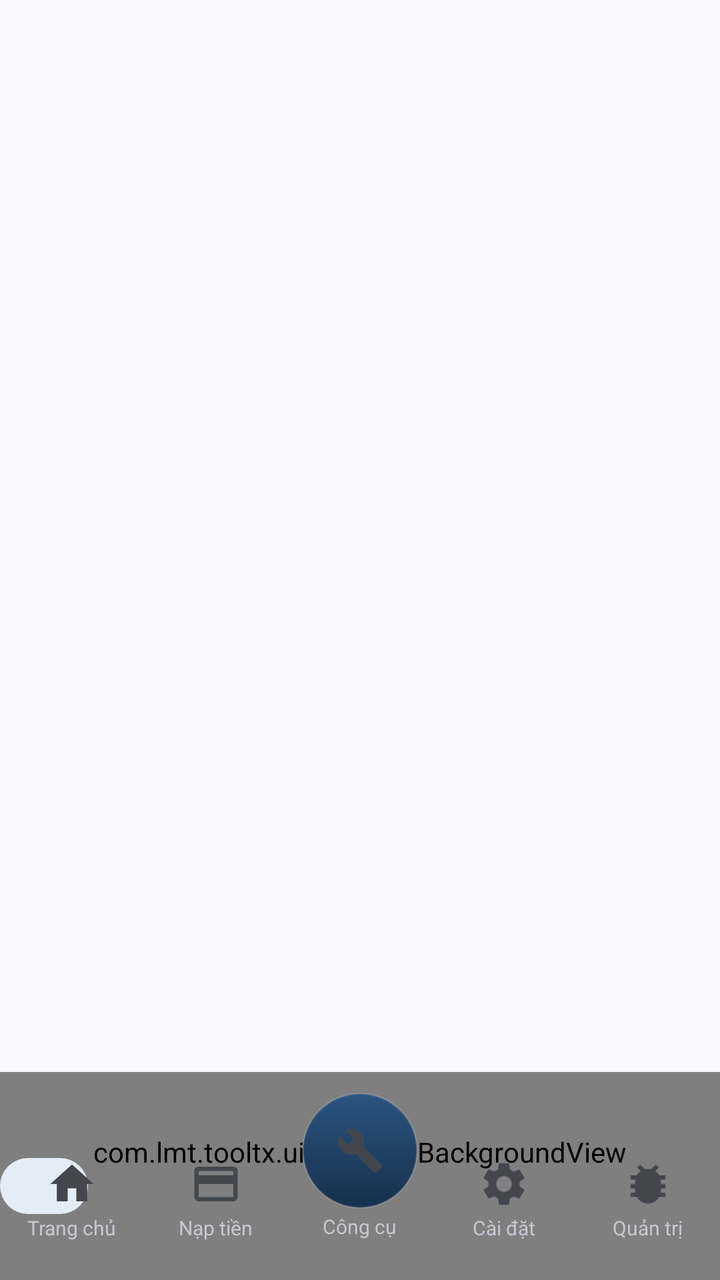
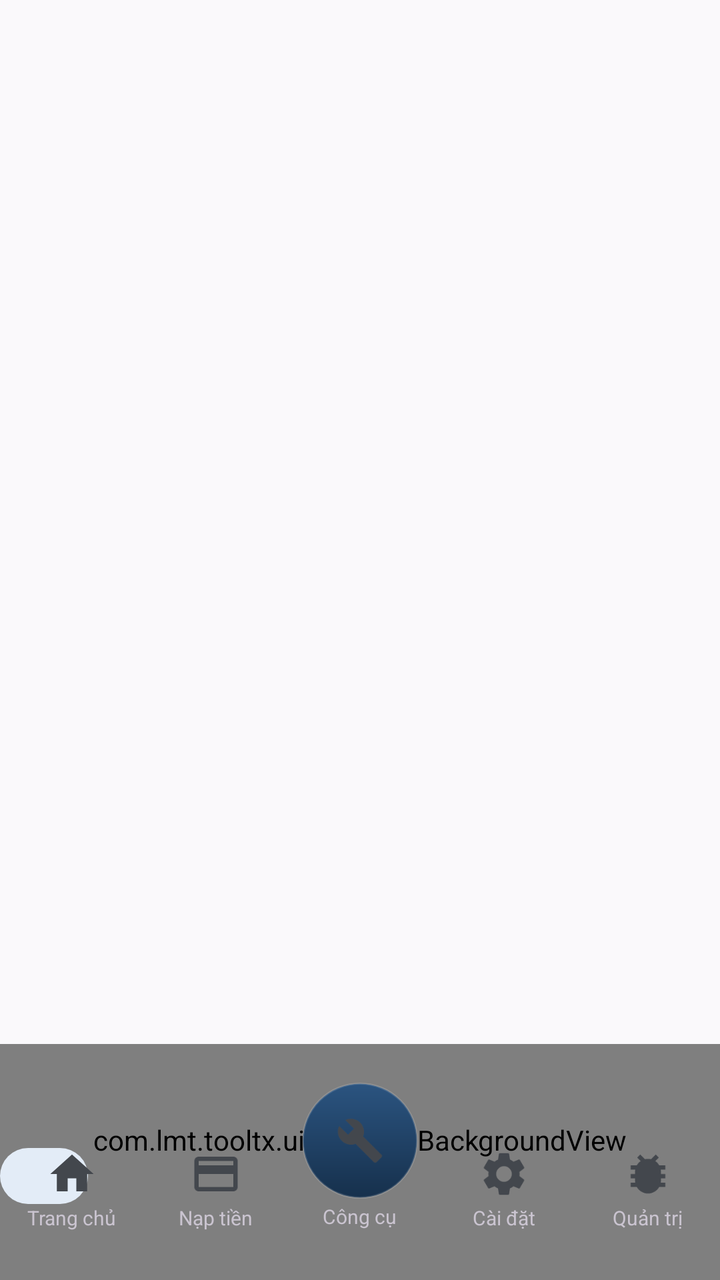

Before-and-after screenshots of an Android layout around one commit, followed by the original layout XML and the change that was made.
<!-- AndroidManifest.xml: application theme Theme.ToolTX -->
<!-- res/layout/activity_main.xml -->
<?xml version="1.0" encoding="utf-8"?>
<androidx.coordinatorlayout.widget.CoordinatorLayout
    xmlns:android="http://schemas.android.com/apk/res/android"
    xmlns:app="http://schemas.android.com/apk/res-auto"
    android:id="@+id/main_root"
    android:layout_width="match_parent"
    android:layout_height="match_parent"
    android:background="@color/surface"
    android:fitsSystemWindows="false">

    <FrameLayout
        android:id="@+id/fragment_container"
        android:layout_width="match_parent"
        android:layout_height="match_parent"
        android:clipToPadding="false" />

    <FrameLayout
        android:id="@+id/nav_wrap"
        android:layout_width="match_parent"
        android:layout_height="@dimen/nav_total_height"
        android:layout_gravity="bottom"
        android:clipChildren="false"
        android:fitsSystemWindows="false">

        <com.lmt.tooltx.ui.NavArchBackgroundView
            android:id="@+id/nav_bg"
            android:layout_width="match_parent"
            android:layout_height="@dimen/nav_bg_height"
            android:layout_gravity="bottom" />

        <View
            android:id="@+id/nav_pill"
            android:layout_width="44dp"
            android:layout_height="28dp"
            android:layout_gravity="bottom"
            android:layout_marginBottom="33dp"
            android:background="@drawable/bg_pill" />

        <LinearLayout
            android:id="@+id/nav_items"
            android:layout_width="match_parent"
            android:layout_height="@dimen/nav_height"
            android:layout_gravity="bottom"
            android:baselineAligned="false"
            android:clipChildren="false"
            android:orientation="horizontal">

            <LinearLayout
                android:id="@+id/nav_item_home"
                android:layout_width="0dp"
                android:layout_height="match_parent"
                android:layout_weight="1"
                android:background="?attr/selectableItemBackground"
                android:clickable="true"
                android:focusable="true"
                android:gravity="center"
                android:orientation="vertical">

                <ImageView
                    android:id="@+id/nav_icon_home"
                    android:layout_width="26dp"
                    android:layout_height="26dp"
                    android:importantForAutofill="no"
                    android:src="@drawable/ic_home" />

                <TextView
                    android:id="@+id/nav_label_home"
                    android:layout_width="wrap_content"
                    android:layout_height="wrap_content"
                    android:layout_marginTop="2dp"
                    android:maxLines="1"
                    android:text="@string/nav_home"
                    android:textSize="10sp" />

            </LinearLayout>

            <LinearLayout
                android:id="@+id/nav_item_topup"
                android:layout_width="0dp"
                android:layout_height="match_parent"
                android:layout_weight="1"
                android:background="?attr/selectableItemBackground"
                android:clickable="true"
                android:focusable="true"
                android:gravity="center"
                android:orientation="vertical">

                <ImageView
                    android:id="@+id/nav_icon_topup"
                    android:layout_width="26dp"
                    android:layout_height="26dp"
                    android:importantForAutofill="no"
                    android:src="@drawable/ic_topup" />

                <TextView
                    android:id="@+id/nav_label_topup"
                    android:layout_width="wrap_content"
                    android:layout_height="wrap_content"
                    android:layout_marginTop="2dp"
                    android:maxLines="1"
                    android:text="@string/nav_topup"
                    android:textSize="10sp" />

            </LinearLayout>

            <LinearLayout
                android:id="@+id/nav_item_tool"
                android:layout_width="0dp"
                android:layout_height="match_parent"
                android:layout_weight="1"
                android:clipChildren="false"
                android:gravity="center"
                android:orientation="vertical">

                <FrameLayout
                    android:id="@+id/nav_tool_circle"
                    android:layout_width="58dp"
                    android:layout_height="58dp"
                    android:layout_marginTop="-34dp"
                    android:background="@drawable/bg_tool_circle"
                    android:clickable="true"
                    android:contentDescription="@string/nav_tool"
                    android:elevation="8dp"
                    android:focusable="true"
                    android:foreground="?attr/selectableItemBackgroundBorderless">

                    <ImageView
                        android:id="@+id/nav_icon_tool"
                        android:layout_width="24dp"
                        android:layout_height="24dp"
                        android:layout_gravity="center"
                        android:clickable="false"
                        android:importantForAutofill="no"
                        android:src="@drawable/ic_tool" />
                </FrameLayout>

                <TextView
                    android:id="@+id/nav_label_tool"
                    android:layout_width="wrap_content"
                    android:layout_height="wrap_content"
                    android:layout_marginTop="2dp"
                    android:maxLines="1"
                    android:text="@string/nav_tool"
                    android:textSize="10sp" />

            </LinearLayout>

            <LinearLayout
                android:id="@+id/nav_item_settings"
                android:layout_width="0dp"
                android:layout_height="match_parent"
                android:layout_weight="1"
                android:background="?attr/selectableItemBackground"
                android:clickable="true"
                android:focusable="true"
                android:gravity="center"
                android:orientation="vertical">

                <ImageView
                    android:id="@+id/nav_icon_settings"
                    android:layout_width="26dp"
                    android:layout_height="26dp"
                    android:importantForAutofill="no"
                    android:src="@drawable/ic_settings" />

                <TextView
                    android:id="@+id/nav_label_settings"
                    android:layout_width="wrap_content"
                    android:layout_height="wrap_content"
                    android:layout_marginTop="2dp"
                    android:maxLines="1"
                    android:text="@string/nav_settings"
                    android:textSize="10sp" />

            </LinearLayout>

            <LinearLayout
                android:id="@+id/nav_item_admin"
                android:layout_width="0dp"
                android:layout_height="match_parent"
                android:layout_weight="1"
                android:background="?attr/selectableItemBackground"
                android:clickable="true"
                android:focusable="true"
                android:gravity="center"
                android:orientation="vertical">

                <ImageView
                    android:id="@+id/nav_icon_admin"
                    android:layout_width="26dp"
                    android:layout_height="26dp"
                    android:importantForAutofill="no"
                    android:src="@drawable/ic_bug" />

                <TextView
                    android:id="@+id/nav_label_admin"
                    android:layout_width="wrap_content"
                    android:layout_height="wrap_content"
                    android:layout_marginTop="2dp"
                    android:maxLines="1"
                    android:text="@string/nav_admin"
                    android:textSize="10sp" />

            </LinearLayout>

        </LinearLayout>

    </FrameLayout>

</androidx.coordinatorlayout.widget.CoordinatorLayout>
<!-- resources referenced by this layout -->
<resources>
  <color name="surface">#FFFAF9FB</color>
  <dimen name="nav_bg_height">128dp</dimen>
  <dimen name="nav_height">80dp</dimen>
  <dimen name="nav_total_height">104dp</dimen>
  <!-- drawable bg_pill (drawable) -->
  <?xml version="1.0" encoding="utf-8"?>
  <shape xmlns:android="http://schemas.android.com/apk/res/android"
      android:shape="rectangle">
      <solid android:color="@color/pillBackground" />
      <corners android:radius="18dp" />
  </shape>
  <!-- drawable bg_tool_circle (drawable) -->
  <?xml version="1.0" encoding="utf-8"?>
  <shape xmlns:android="http://schemas.android.com/apk/res/android"
      android:shape="oval">
      <gradient
          android:angle="270"
          android:endColor="#FF16304C"
          android:startColor="#FF2B5480" />
      <stroke
          android:width="1dp"
          android:color="#26FFFFFF" />
  </shape>
  <!-- drawable ic_home (drawable) -->
  <vector xmlns:android="http://schemas.android.com/apk/res/android"
      android:width="24dp"
      android:height="24dp"
      android:viewportWidth="24"
      android:viewportHeight="24"
      android:tint="?attr/colorOnSurfaceVariant">
      <path
          android:fillColor="@android:color/white"
          android:pathData="M10,20v-6h4v6h5v-8h3L12,3 2,12h3v8z" />
  </vector>
  <!-- drawable ic_tool (drawable) -->
  <vector xmlns:android="http://schemas.android.com/apk/res/android"
      android:width="24dp"
      android:height="24dp"
      android:viewportWidth="24"
      android:viewportHeight="24"
      android:tint="?attr/colorOnSurfaceVariant">
      <path
          android:fillColor="@android:color/white"
          android:pathData="M22.7,19l-9.1,-9.1c0.9,-2.3 0.4,-5 -1.5,-6.9 -2,-2 -5,-2.4 -7.4,-1.3L9,6 6,9 1.6,4.7C0.4,7.1 0.9,10.1 2.9,12.1c1.9,1.9 4.6,2.4 6.9,1.5l9.1,9.1c0.4,0.4 1,0.4 1.4,0l2.3,-2.3c0.5,-0.4 0.5,-1.1 0.1,-1.4z" />
  </vector>
  <!-- drawable ic_topup (drawable) -->
  <vector xmlns:android="http://schemas.android.com/apk/res/android"
      android:width="24dp"
      android:height="24dp"
      android:viewportWidth="24"
      android:viewportHeight="24"
      android:tint="?attr/colorOnSurfaceVariant">
      <path
          android:fillColor="@android:color/white"
          android:pathData="M20,4H4C2.89,4 2.01,4.89 2.01,6L2,18c0,1.11 0.89,2 2,2h16c1.11,0 2,-0.89 2,-2V6c0,-1.11 -0.89,-2 -2,-2zM20,18H4v-6h16v6zM20,8H4V6h16v2z" />
  </vector>
  <string name="nav_admin">Quản trị</string>
  <string name="nav_home">Trang chủ</string>
  <string name="nav_settings">Cài đặt</string>
  <string name="nav_tool">Công cụ</string>
  <string name="nav_topup">Nạp tiền</string>
  <color name="pillBackground">#FFE3ECF7</color>
  <color name="onSurfaceVariant">#FF43474D</color>
  <color name="primary">#FF3E7FC0</color>
  <color name="onPrimary">#FFFFFFFF</color>
  <color name="primaryContainer">#FFD3E4FF</color>
  <color name="onPrimaryContainer">#FF0B2C4F</color>
  <color name="secondary">#FF54657A</color>
  <color name="secondaryContainer">#FFD7E3F8</color>
  <color name="onSecondaryContainer">#FF27364A</color>
  <color name="tertiary">#FF785A74</color>
  <color name="tertiaryContainer">#FFFFD9F7</color>
  <color name="onTertiaryContainer">#FF40304B</color>
  <color name="background">#FFFAF9FB</color>
  <color name="onSurface">#FF1A1C1F</color>
  <color name="surfaceContainer">#FFECECEF</color>
  <color name="surfaceContainerHigh">#FFE7E7EA</color>
  <color name="surfaceContainerHighest">#FFE1E2E6</color>
  <color name="outline">#FF74777F</color>
  <color name="outlineVariant">#FFC4C7CF</color>
  <color name="error">#FFB3261E</color>
  <color name="onError">#FFFFFFFF</color>
  <color name="errorContainer">#FFFFDAD6</color>
  <color name="onErrorContainer">#FF410002</color>
</resources>

<!-- the commit's change to res/layout/activity_main.xml (unified diff, before → after) -->
@@ -33,7 +33,7 @@
             android:layout_width="44dp"
             android:layout_height="28dp"
             android:layout_gravity="bottom"
-            android:layout_marginBottom="33dp"
+            android:layout_marginBottom="38dp"
             android:background="@drawable/bg_pill" />
 
         <LinearLayout
<!-- resource entries referenced after the edit -->
@@ -1,9 +1,9 @@
 <!-- resources referenced by this layout -->
 <resources>
   <color name="surface">#FFFAF9FB</color>
-  <dimen name="nav_bg_height">128dp</dimen>
-  <dimen name="nav_height">80dp</dimen>
-  <dimen name="nav_total_height">104dp</dimen>
+  <dimen name="nav_bg_height">140dp</dimen>
+  <dimen name="nav_height">90dp</dimen>
+  <dimen name="nav_total_height">118dp</dimen>
   <!-- drawable bg_pill (drawable) -->
   <?xml version="1.0" encoding="utf-8"?>
   <shape xmlns:android="http://schemas.android.com/apk/res/android"
